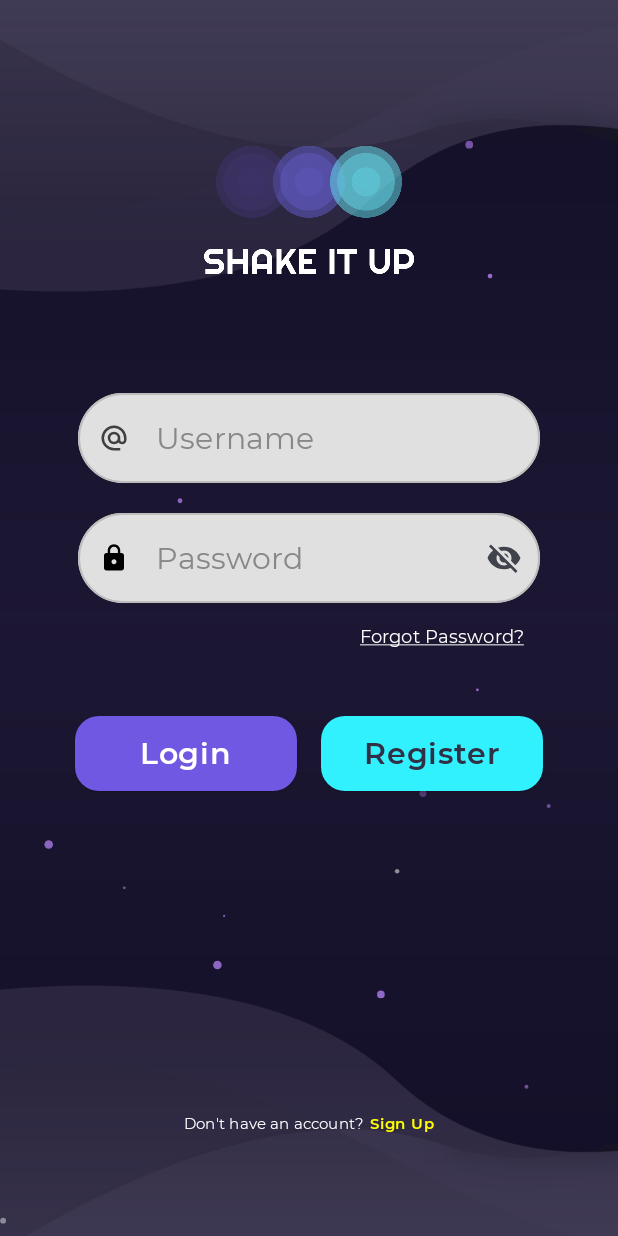
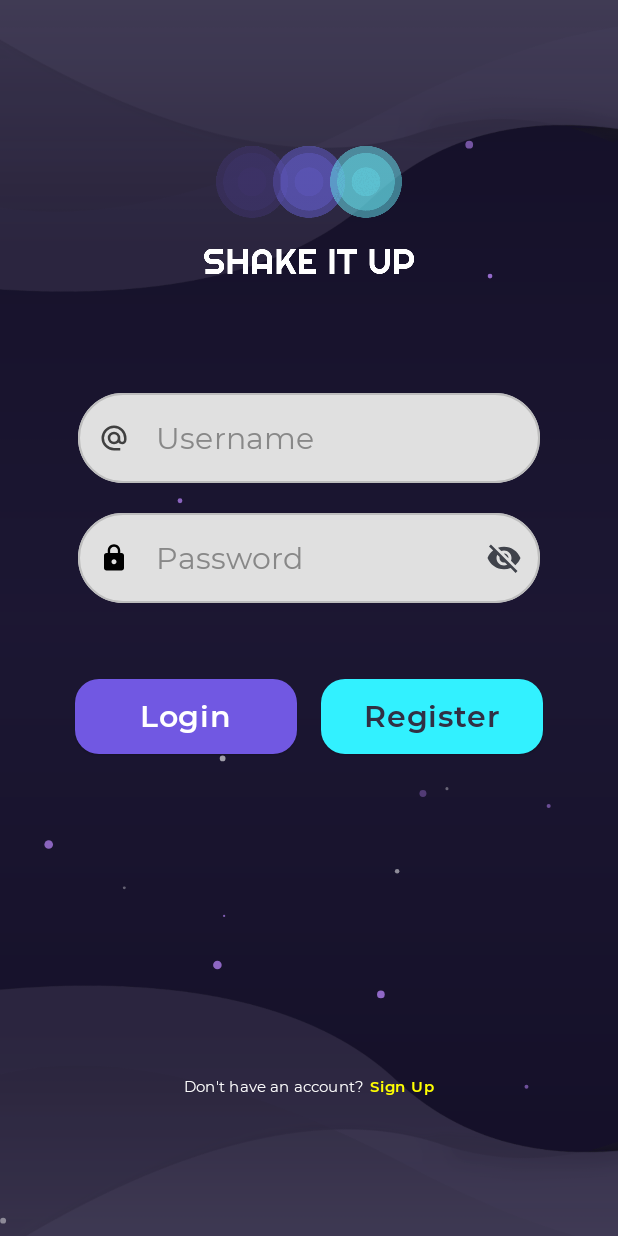
Before and after one commit to mattiamaffo/ShakeIt-App, an Android app built with Jetpack Compose: the screen it shows after launch (MainActivity), on a phone screen of 412 x 824 dp. Run offline under Robolectric (Android 15) with nearby library versions, the phone set to English and light mode, and no system bars; our stand-ins replace Firebase (no records; nobody signed in at launch, a user with empty details on screens opened directly); Roboto replaces fonts that are not available here.

Commit message:
Add files via upload

```diff
--- a/app/src/main/java/com/example/shakeit/ui/elements/InputFields.kt
+++ b/app/src/main/java/com/example/shakeit/ui/elements/InputFields.kt
@@ -139,16 +139,5 @@ fun InputFields(
             visualTransformation = if (passwordVisible.value) VisualTransformation.None else PasswordVisualTransformation()
         )
         Spacer(modifier = Modifier.height(5.dp))
-
-        Text(
-            text = "Forgot Password?",
-            color = Color.White,
-            style = MyTypography.montserratR.copy(fontSize = 12.sp),
-            textDecoration = TextDecoration.Underline,
-            modifier = Modifier
-                .align(Alignment.End)
-                .clickable { onForgotPasswordClick() }
-                .padding(end = 10.dp)
-        )
     }
 }
```
